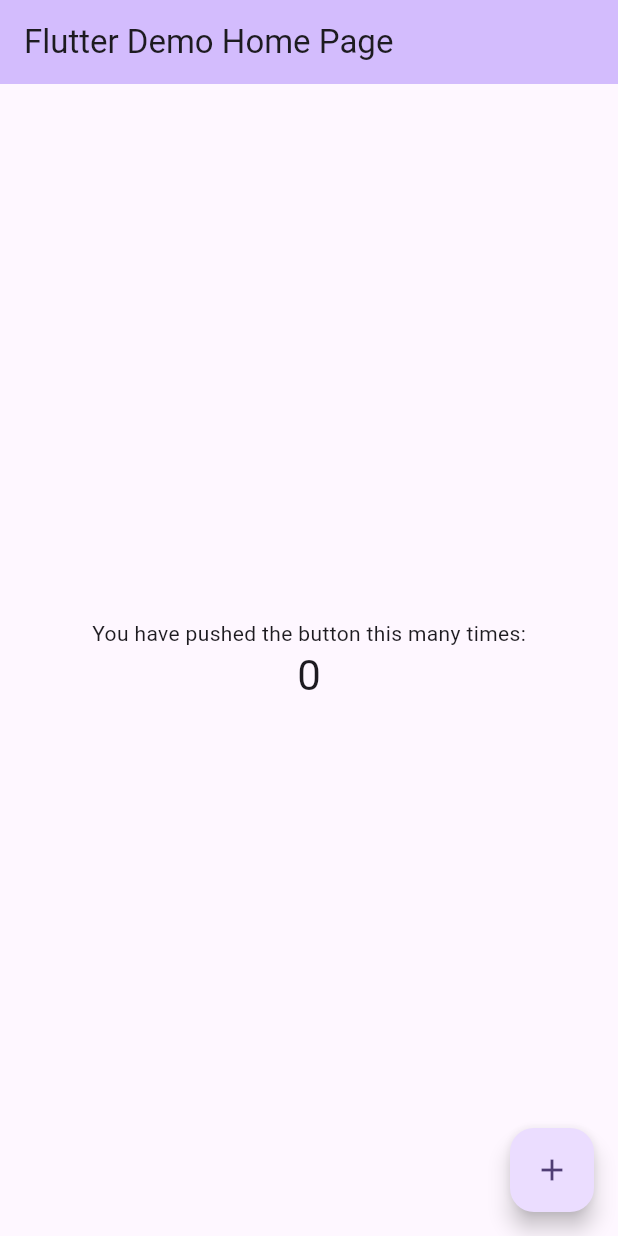
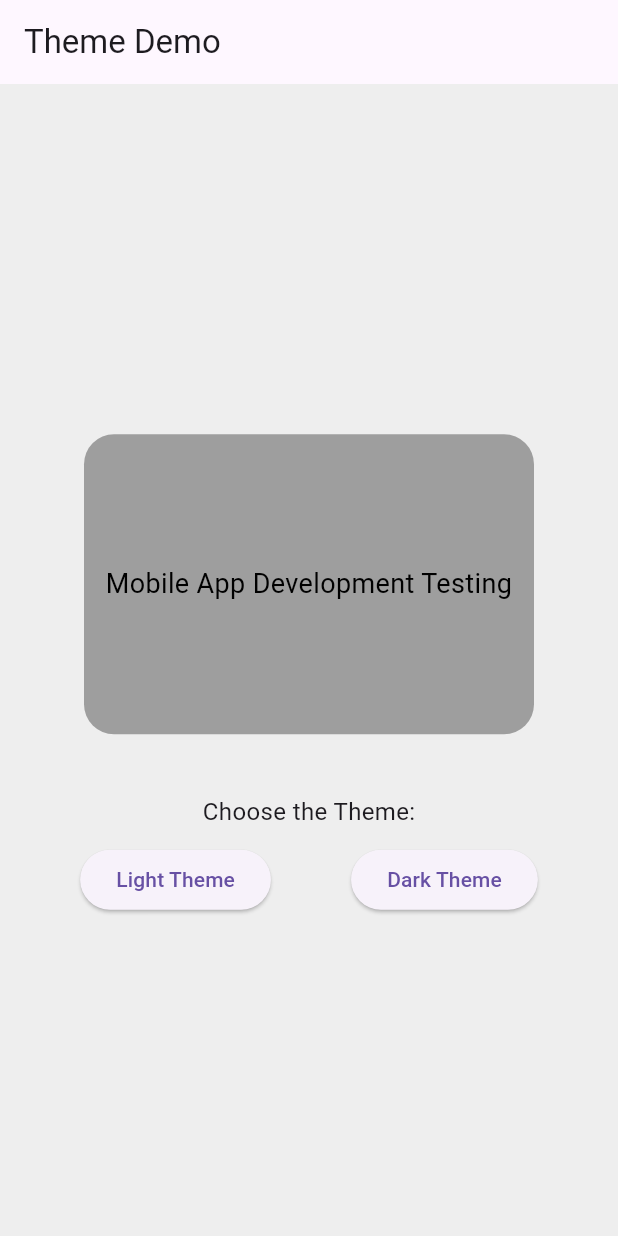
Before and after one commit to KenyNguyenn321/Activity_2_MAD, a Flutter app: the screen it shows after launch, on a phone screen of 412 x 824 dp. Run offline on Flutter 3.47's test engine with Material 3 defaults, Android fonts, the phone set to English and light mode, and no system bars.

Commit message:
starter code template
starter code template

```diff
--- a/incw02/lib/main.dart
+++ b/incw02/lib/main.dart
@@ -1,121 +1,93 @@
 import 'package:flutter/material.dart';
 
 void main() {
-  runApp(const MyApp());
+  runApp(const RunMyApp());
 }
 
-class MyApp extends StatelessWidget {
-  const MyApp({super.key});
+class RunMyApp extends StatefulWidget {
+  const RunMyApp({super.key});
 
-  // This widget is the root of your application.
   @override
-  Widget build(BuildContext context) {
-    return MaterialApp(
-      title: 'Flutter Demo',
-      theme: ThemeData(
-        // This is the theme of your application.
-        //
-        // TRY THIS: Try running your application with "flutter run". You'll see
-        // the application has a purple toolbar. Then, without quitting the app,
-        // try changing the seedColor in the colorScheme below to Colors.green
-        // and then invoke "hot reload" (save your changes or press the "hot
-        // reload" button in a Flutter-supported IDE, or press "r" if you used
-        // the command line to start the app).
-        //
-        // Notice that the counter didn't reset back to zero; the application
-        // state is not lost during the reload. To reset the state, use hot
-        // restart instead.
-        //
-        // This works for code too, not just values: Most code changes can be
-        // tested with just a hot reload.
-        colorScheme: .fromSeed(seedColor: Colors.deepPurple),
-      ),
-      home: const MyHomePage(title: 'Flutter Demo Home Page'),
-    );
-  }
+  State<RunMyApp> createState() => _RunMyAppState();
 }
 
-class MyHomePage extends StatefulWidget {
-  const MyHomePage({super.key, required this.title});
+class _RunMyAppState extends State<RunMyApp> {
+  // Variable to manage the current theme mode
+  ThemeMode _themeMode = ThemeMode.system;
 
-  // This widget is the home page of your application. It is stateful, meaning
-  // that it has a State object (defined below) that contains fields that affect
-  // how it looks.
-
-  // This class is the configuration for the state. It holds the values (in this
-  // case the title) provided by the parent (in this case the App widget) and
-  // used by the build method of the State. Fields in a Widget subclass are
-  // always marked "final".
-
-  final String title;
-
-  @override
-  State<MyHomePage> createState() => _MyHomePageState();
-}
-
-class _MyHomePageState extends State<MyHomePage> {
-  int _counter = 0;
-
-  void _incrementCounter() {
+  // Method to toggle the theme
+  void changeTheme(ThemeMode themeMode) {
     setState(() {
-      // This call to setState tells the Flutter framework that something has
-      // changed in this State, which causes it to rerun the build method below
-      // so that the display can reflect the updated values. If we changed
-      // _counter without calling setState(), then the build method would not be
-      // called again, and so nothing would appear to happen.
-      _counter++;
+      _themeMode = themeMode;
     });
   }
 
   @override
   Widget build(BuildContext context) {
-    // This method is rerun every time setState is called, for instance as done
-    // by the _incrementCounter method above.
-    //
-    // The Flutter framework has been optimized to make rerunning build methods
-    // fast, so that you can just rebuild anything that needs updating rather
-    // than having to individually change instances of widgets.
-    return Scaffold(
+    return MaterialApp(
+      debugShowCheckedModeBanner: false,
+      title: 'Theme Demo',
+
+      // TODO: Customize these themes further if desired
+      theme: ThemeData(
+        primarySwatch: Colors.blueGrey,
+        scaffoldBackgroundColor: Colors.grey[200], // Light mode background
+      ),
+      darkTheme: ThemeData.dark(), // Dark mode configuration
+
+      themeMode: _themeMode, // Connects the state to the app
+
+      home: Scaffold(
         appBar: AppBar(
-        // TRY THIS: Try changing the color here to a specific color (to
-        // Colors.amber, perhaps?) and trigger a hot reload to see the AppBar
-        // change color while the other colors stay the same.
-        backgroundColor: Theme.of(context).colorScheme.inversePrimary,
-        // Here we take the value from the MyHomePage object that was created by
-        // the App.build method, and use it to set our appbar title.
-        title: Text(widget.title),
+          title: const Text('Theme Demo'),
         ),
         body: Center(
-        // Center is a layout widget. It takes a single child and positions it
-        // in the middle of the parent.
           child: Column(
-          // Column is also a layout widget. It takes a list of children and
-          // arranges them vertically. By default, it sizes itself to fit its
-          // children horizontally, and tries to be as tall as its parent.
-          //
-          // Column has various properties to control how it sizes itself and
-          // how it positions its children. Here we use mainAxisAlignment to
-          // center the children vertically; the main axis here is the vertical
-          // axis because Columns are vertical (the cross axis would be
-          // horizontal).
-          //
-          // TRY THIS: Invoke "debug painting" (choose the "Toggle Debug Paint"
-          // action in the IDE, or press "p" in the console), to see the
-          // wireframe for each widget.
-          mainAxisAlignment: .center,
+            mainAxisAlignment: MainAxisAlignment.center,
             children: [
-            const Text('You have pushed the button this many times:'),
-            Text(
-              '$_counter',
-              style: Theme.of(context).textTheme.headlineMedium,
+              // PART 1 TASK: Container and Text
+              Container(
+                width: 300,
+                height: 200,
+                margin: const EdgeInsets.all(20),
+                decoration: BoxDecoration(
+                  // Use a ternary operator to check theme brightness
+                  color: Theme.of(context).brightness == Brightness.dark
+                      ? Colors.white
+                      : Colors.grey,
+                  borderRadius: BorderRadius.circular(20),
+                ),
+                alignment: Alignment.center,
+                child: const Text(
+                  'Mobile App Development Testing',
+                  style: TextStyle(fontSize: 18, color: Colors.black),
+                  textAlign: TextAlign.center,
+                ),
+              ),
+
+              const SizedBox(height: 20),
+
+              const Text('Choose the Theme:', style: TextStyle(fontSize: 16)),
+
+              const SizedBox(height: 10),
+
+              // PART 1 TASK: Controls
+              Row(
+                mainAxisAlignment: MainAxisAlignment.spaceEvenly,
+                children: [
+                  ElevatedButton(
+                    onPressed: () => changeTheme(ThemeMode.light),
+                    child: const Text('Light Theme'),
+                  ),
+                  ElevatedButton(
+                    onPressed: () => changeTheme(ThemeMode.dark),
+                    child: const Text('Dark Theme'),
+                  ),
+                ],
               ),
             ],
           ),
         ),
-      floatingActionButton: FloatingActionButton(
-        onPressed: _incrementCounter,
-        tooltip: 'Increment',
-        child: const Icon(Icons.add),
       ),
     );
   }
```
Lines whose indentation alone changed are shown as unchanged.
